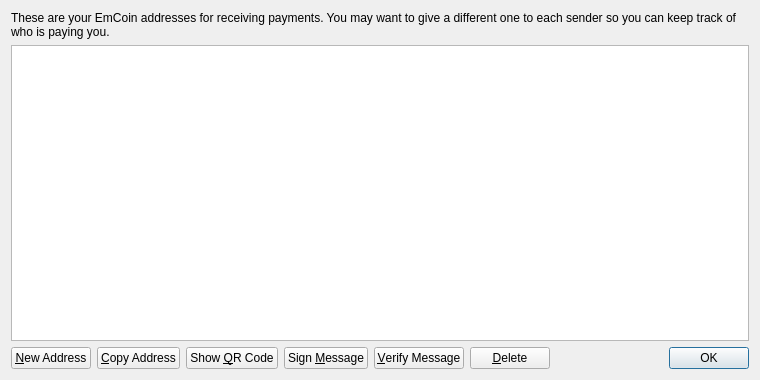
Above: src/qt/forms/addressbookpage.ui from Exclusive-Masternode-Coin/EMC before the change. Below: the same form after it.
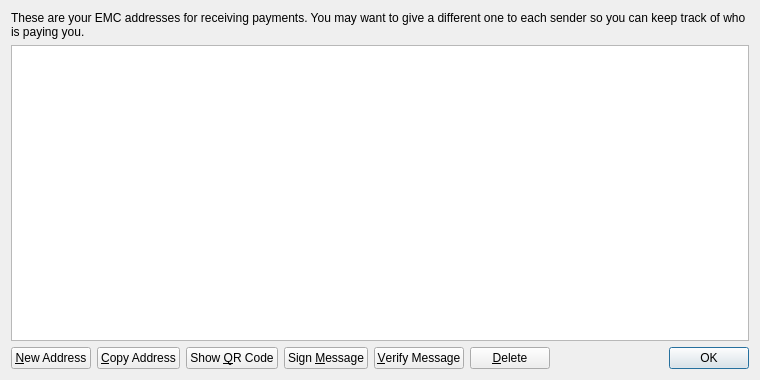
That is the form after the change.

Diff of the .ui file:
```diff
--- a/src/qt/forms/addressbookpage.ui
+++ b/src/qt/forms/addressbookpage.ui
@@ -17,7 +17,7 @@
    <item>
     <widget class="QLabel" name="labelExplanation">
      <property name="text">
-      <string>These are your EmCoin addresses for receiving payments. You may want to give a different one to each sender so you can keep track of who is paying you.</string>
+      <string>These are your EMC addresses for receiving payments. You may want to give a different one to each sender so you can keep track of who is paying you.</string>
      </property>
      <property name="textFormat">
       <enum>Qt::PlainText</enum>
```
Left out of the diff: 4 changed lines with no effect on the pictures.
